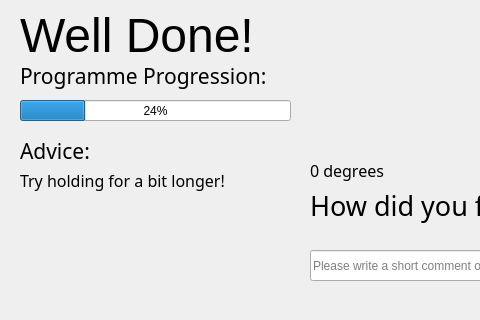
Qt form GUI/Exercise3.ui (emclaughlin215/HCARD) before a commit; both pictures show x 0 to 480 and y 0 to 320 of the 681 by 411 pixel window.
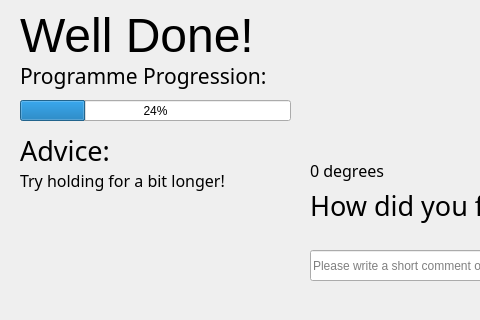
The same form after that commit. Icons and pictures are not drawn.

What changed in the file:
```diff
--- a/GUI/Exercise3.ui
+++ b/GUI/Exercise3.ui
@@ -402,7 +402,7 @@
    <property name="font">
     <font>
      <family>MS Office Symbol Semilight</family>
-     <pointsize>16</pointsize>
+     <pointsize>20</pointsize>
     </font>
    </property>
    <property name="text">
```
Left out of the diff: 2 changed lines with no effect on the pictures.
